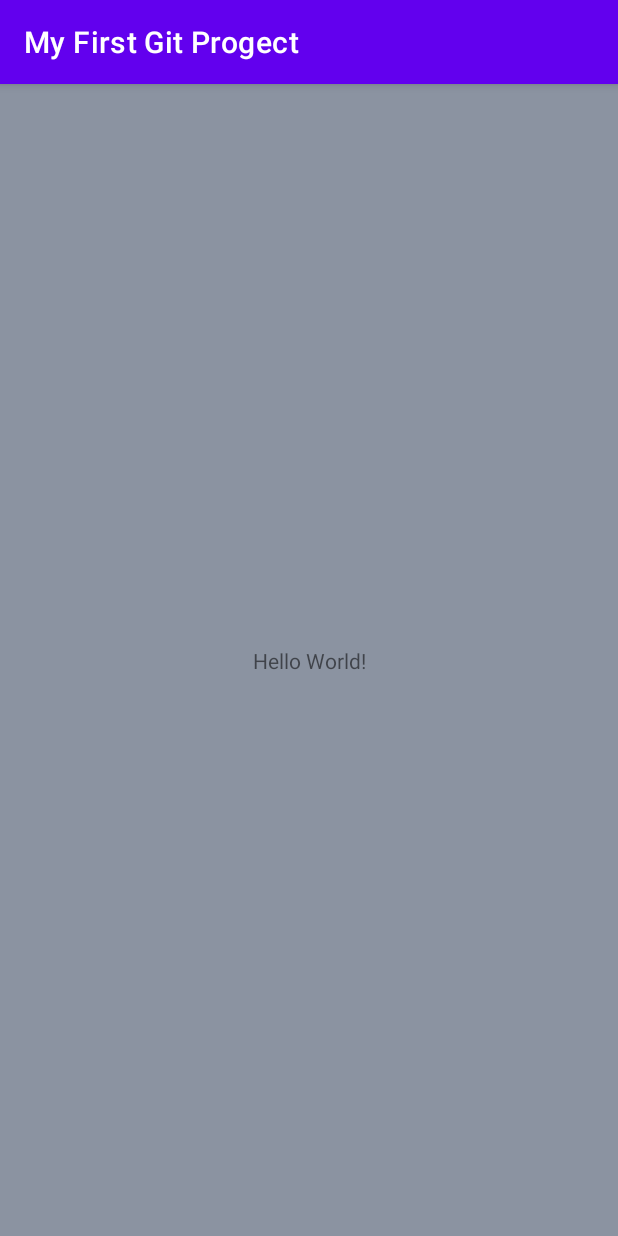
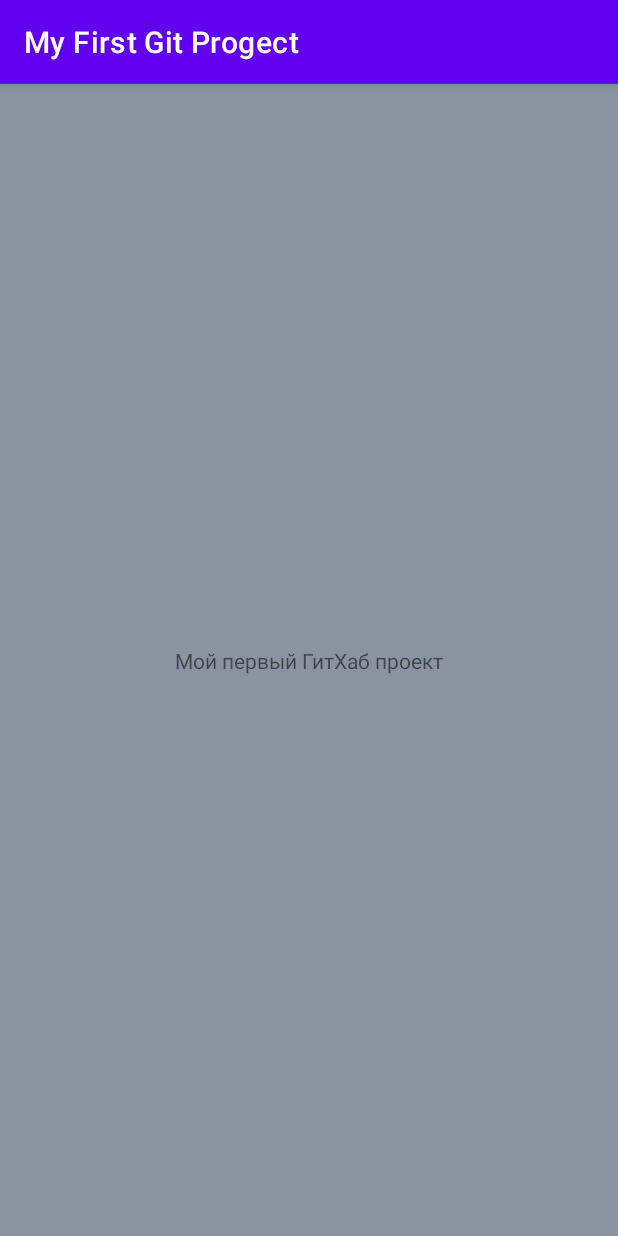
Before and after one commit to ilinion1/MyFirstGitProgect, an Android app: the screen it shows after launch (MainActivity), on a phone screen of 412 x 824 dp. Run offline under Robolectric (Android 15) with nearby library versions, the phone set to English and light mode, and no system bars.

Commit message:
Change textView

```diff
--- a/app/src/main/res/layout/activity_main.xml
+++ b/app/src/main/res/layout/activity_main.xml
@@ -10,7 +10,7 @@
     <TextView
         android:layout_width="wrap_content"
         android:layout_height="wrap_content"
-        android:text="Hello World!"
+        android:text="Мой первый ГитХаб проект"
         app:layout_constraintBottom_toBottomOf="parent"
         app:layout_constraintLeft_toLeftOf="parent"
         app:layout_constraintRight_toRightOf="parent"
```
